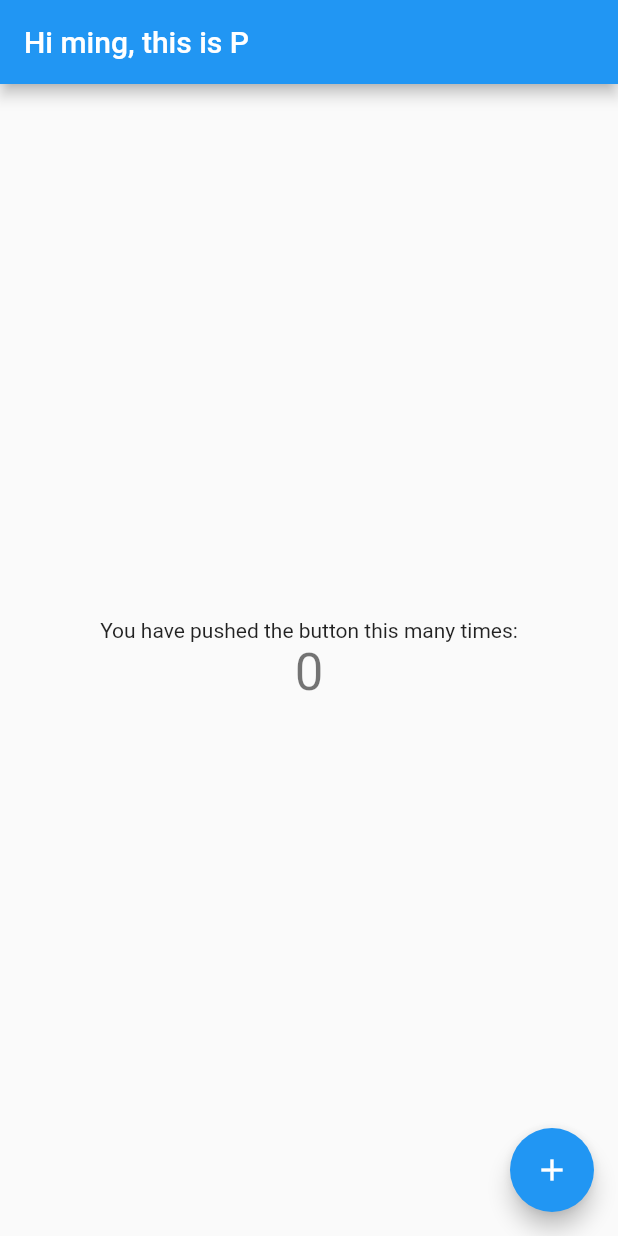
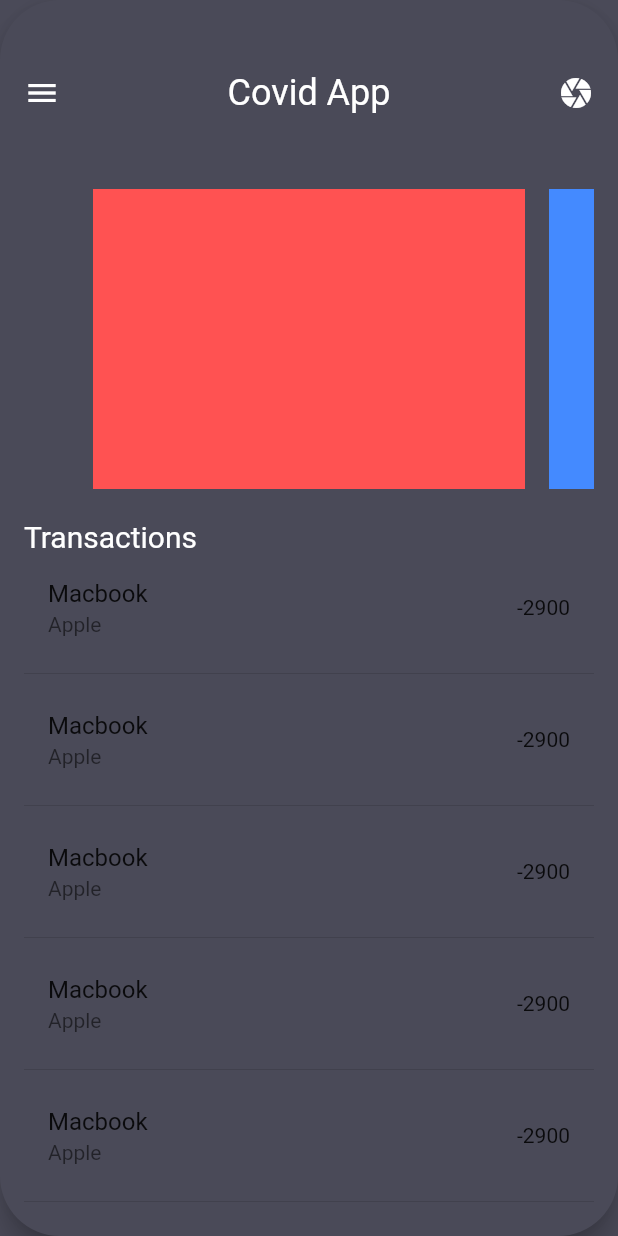
Before and after one commit to SweetSourPeter/MINISeniorDesign-CovidAPP, a Flutter app: the screen it shows after launch, on a phone screen of 412 x 824 dp. Run offline on Flutter 3.47's test engine with Material 2 defaults, Android fonts, the phone set to English and light mode, and no system bars; network calls fail.

Commit message:
added MainMenu

```diff
--- a/lib/main.dart
+++ b/lib/main.dart
@@ -1,3 +1,4 @@
+import 'package:covidapp/mainMenu.dart';
 import 'package:flutter/material.dart';
 
 void main() {
@@ -10,92 +11,7 @@ class MyApp extends StatelessWidget {
   Widget build(BuildContext context) {
     return MaterialApp(
       title: 'Flutter Demo',
-      home: MyHomePage(title: 'Hi ming, this is P'),
+      home: MainMenu(),
     );
   }
 }
-
-class MyHomePage extends StatefulWidget {
-  MyHomePage({Key key, this.title}) : super(key: key);
-
-  // This widget is the home page of your application. It is stateful, meaning
-  // that it has a State object (defined below) that contains fields that affect
-  // how it looks.
-
-  // This class is the configuration for the state. It holds the values (in this
-  // case the title) provided by the parent (in this case the App widget) and
-  // used by the build method of the State. Fields in a Widget subclass are
-  // always marked "final".
-
-  final String title;
-
-  @override
-  _MyHomePageState createState() => _MyHomePageState();
-}
-
-class _MyHomePageState extends State<MyHomePage> {
-  int _counter = 0;
-
-  void _incrementCounter() {
-    setState(() {
-      // This call to setState tells the Flutter framework that something has
-      // changed in this State, which causes it to rerun the build method below
-      // so that the display can reflect the updated values. If we changed
-      // _counter without calling setState(), then the build method would not be
-      // called again, and so nothing would appear to happen.
-      _counter++;
-    });
-  }
-
-  @override
-  Widget build(BuildContext context) {
-    // This method is rerun every time setState is called, for instance as done
-    // by the _incrementCounter method above.
-    //
-    // The Flutter framework has been optimized to make rerunning build methods
-    // fast, so that you can just rebuild anything that needs updating rather
-    // than having to individually change instances of widgets.
-    return Scaffold(
-      appBar: AppBar(
-        // Here we take the value from the MyHomePage object that was created by
-        // the App.build method, and use it to set our appbar title.
-        title: Text(widget.title),
-      ),
-      body: Center(
-        // Center is a layout widget. It takes a single child and positions it
-        // in the middle of the parent.
-        child: Column(
-          // Column is also a layout widget. It takes a list of children and
-          // arranges them vertically. By default, it sizes itself to fit its
-          // children horizontally, and tries to be as tall as its parent.
-          //
-          // Invoke "debug painting" (press "p" in the console, choose the
-          // "Toggle Debug Paint" action from the Flutter Inspector in Android
-          // Studio, or the "Toggle Debug Paint" command in Visual Studio Code)
-          // to see the wireframe for each widget.
-          //
-          // Column has various properties to control how it sizes itself and
-          // how it positions its children. Here we use mainAxisAlignment to
-          // center the children vertically; the main axis here is the vertical
-          // axis because Columns are vertical (the cross axis would be
-          // horizontal).
-          mainAxisAlignment: MainAxisAlignment.center,
-          children: <Widget>[
-            Text(
-              'You have pushed the button this many times:',
-            ),
-            Text(
-              '$_counter',
-              style: Theme.of(context).textTheme.headline4,
-            ),
-          ],
-        ),
-      ),
-      floatingActionButton: FloatingActionButton(
-        onPressed: _incrementCounter,
-        tooltip: 'Increment',
-        child: Icon(Icons.add),
-      ), // This trailing comma makes auto-formatting nicer for build methods.
-    );
-  }
-}
--- /dev/null
+++ b/lib/mainMenu.dart
@@ -0,0 +1,290 @@
+import 'package:flutter/material.dart';
+
+final Color backgroundColor = Color(0xFF4A4A58);
+
+class MainMenu extends StatefulWidget {
+  @override
+  _MainMenuState createState() => _MainMenuState();
+}
+
+class _MainMenuState extends State<MainMenu>
+    with SingleTickerProviderStateMixin {
+  bool isCollapsed = true;
+  double screenWidth, screenHeight;
+  final Duration duration = const Duration(milliseconds: 300);
+  AnimationController _controller;
+  Animation<double> _scaleAnimation;
+  Animation<double> _menuScaleAnimation;
+  Animation<Offset> _slideAnimation;
+
+  @override
+  void initState() {
+    super.initState();
+    _controller = AnimationController(vsync: this, duration: duration);
+    _scaleAnimation = Tween<double>(begin: 1, end: 0.8).animate(_controller);
+    _menuScaleAnimation =
+        Tween<double>(begin: 0.5, end: 1).animate(_controller);
+    _slideAnimation = Tween<Offset>(begin: Offset(-1, 0), end: Offset(0, 0))
+        .animate(_controller);
+  }
+
+  @override
+  void dispose() {
+    _controller.dispose();
+    super.dispose();
+  }
+
+  @override
+  Widget build(BuildContext context) {
+    Size size = MediaQuery.of(context).size;
+    screenHeight = size.height;
+    screenWidth = size.width;
+
+    return Scaffold(
+      backgroundColor: backgroundColor,
+      body: Stack(
+        children: <Widget>[
+          menu(context),
+          dashboard(context),
+        ],
+      ),
+    );
+  }
+
+  Widget menu(context) {
+    return SlideTransition(
+      position: _slideAnimation,
+      child: ScaleTransition(
+        scale: _menuScaleAnimation,
+        child: Padding(
+          padding: const EdgeInsets.only(left: 16.0),
+          child: Align(
+            alignment: Alignment.centerLeft,
+            child: Container(
+              height: screenHeight,
+              width: 0.6 * screenWidth,
+              child: Column(
+                mainAxisAlignment: MainAxisAlignment.center,
+                mainAxisSize: MainAxisSize.max,
+                children: <Widget>[
+                  Container(
+                    // height: screenHeight * 0.25,
+                    child: Center(
+                      child: Column(
+                        children: <Widget>[
+                          CircleAvatar(
+                            backgroundColor: Colors.black,
+                            radius: 50,
+                            backgroundImage: NetworkImage(
+                                'https://upload.wikimedia.org/wikipedia/commons/thumb/3/3a/Cat03.jpg/1200px-Cat03.jpg'),
+                          ),
+                          SizedBox(
+                            height: 5,
+                          ),
+                          Text(
+                            'Peter Wang',
+                            style: TextStyle(color: Colors.black45),
+                          ),
+                          SizedBox(
+                            height: 10,
+                          )
+                        ],
+                      ),
+                    ),
+                  ),
+                  Divider(
+                    thickness: 1,
+                  ),
+                  Container(
+                    // key: globalKey,
+                    width: double.infinity,
+                    // height: screenHeight / 0.5,
+                    child: Column(
+                      children: <Widget>[
+                        MyButton(
+                          text: "Daily Covid Report",
+                          iconData: Icons.report,
+                          textSize: 16,
+                          height: (screenHeight) / 10,
+                        ),
+                        MyButton(
+                          text: "Registry for Covid Test",
+                          iconData: Icons.local_hospital,
+                          textSize: 16,
+                          height: (screenHeight) / 10,
+                        ),
+                        MyButton(
+                          text: "Settings",
+                          iconData: Icons.settings,
+                          textSize: 16,
+                          height: (screenHeight) / 10,
+                        ),
+                        MyButton(
+                          onTap: () {
+                            //TODO
+                          },
+                          text: "Log Out",
+                          iconData: Icons.offline_bolt,
+                          textSize: 16,
+                          height: (screenHeight) / 10,
+                        ),
+                      ],
+                    ),
+                  )
+                ],
+              ),
+            ),
+          ),
+        ),
+      ),
+    );
+  }
+
+  Widget dashboard(context) {
+    return AnimatedPositioned(
+      duration: duration,
+      top: 0,
+      bottom: 0,
+      left: isCollapsed ? 0 : 0.6 * screenWidth,
+      right: isCollapsed ? 0 : -0.2 * screenWidth,
+      child: ScaleTransition(
+        scale: _scaleAnimation,
+        child: Material(
+          animationDuration: duration,
+          borderRadius: BorderRadius.all(Radius.circular(40)),
+          elevation: 8,
+          color: backgroundColor,
+          child: GestureDetector(
+            onTap: () {
+              setState(() {
+                if (isCollapsed)
+                  _controller.forward();
+                else
+                  _controller.reverse();
+
+                isCollapsed = !isCollapsed;
+              });
+            },
+            child: SingleChildScrollView(
+              scrollDirection: Axis.vertical,
+              physics: ClampingScrollPhysics(),
+              child: Container(
+                padding: const EdgeInsets.only(left: 16, right: 16, top: 48),
+                child: Column(
+                  crossAxisAlignment: CrossAxisAlignment.start,
+                  children: <Widget>[
+                    Row(
+                      mainAxisAlignment: MainAxisAlignment.spaceBetween,
+                      mainAxisSize: MainAxisSize.max,
+                      children: [
+                        InkWell(
+                          child: Icon(Icons.menu, color: Colors.white),
+                          onTap: () {
+                            setState(() {
+                              if (isCollapsed)
+                                _controller.forward();
+                              else
+                                _controller.reverse();
+
+                              isCollapsed = !isCollapsed;
+                            });
+                          },
+                        ),
+                        Text("Covid App",
+                            style:
+                                TextStyle(fontSize: 24, color: Colors.white)),
+                        Icon(Icons.camera, color: Colors.white),
+                      ],
+                    ),
+                    SizedBox(height: 50),
+                    Container(
+                      height: 200,
+                      child: PageView(
+                        controller: PageController(viewportFraction: 0.8),
+                        scrollDirection: Axis.horizontal,
+                        pageSnapping: true,
+                        children: <Widget>[
+                          Container(
+                            margin: const EdgeInsets.symmetric(horizontal: 8),
+                            color: Colors.redAccent,
+                            width: 100,
+                          ),
+                          Container(
+                            margin: const EdgeInsets.symmetric(horizontal: 8),
+                            color: Colors.blueAccent,
+                            width: 100,
+                          ),
+                          Container(
+                            margin: const EdgeInsets.symmetric(horizontal: 8),
+                            color: Colors.greenAccent,
+                            width: 100,
+                          ),
+                        ],
+                      ),
+                    ),
+                    SizedBox(height: 20),
+                    Text(
+                      "Transactions",
+                      style: TextStyle(color: Colors.white, fontSize: 20),
+                    ),
+                    ListView.separated(
+                        shrinkWrap: true,
+                        itemBuilder: (context, index) {
+                          return ListTile(
+                            title: Text("Macbook"),
+                            subtitle: Text("Apple"),
+                            trailing: Text("-2900"),
+                          );
+                        },
+                        separatorBuilder: (context, index) {
+                          return Divider(height: 16);
+                        },
+                        itemCount: 10)
+                  ],
+                ),
+              ),
+            ),
+          ),
+        ),
+      ),
+    );
+  }
+}
+
+class MyButton extends StatelessWidget {
+  final String text;
+  final IconData iconData;
+  final double textSize;
+  final double height;
+  final GestureTapCallback onTap;
+
+  MyButton({this.text, this.iconData, this.textSize, this.height, this.onTap});
+
+  @override
+  Widget build(BuildContext context) {
+    // TODO: implement build
+    return MaterialButton(
+      height: height,
+      child: Row(
+        mainAxisAlignment: MainAxisAlignment.start,
+        mainAxisSize: MainAxisSize.max,
+        children: <Widget>[
+          Icon(
+            iconData,
+            color: Colors.black45,
+          ),
+          SizedBox(
+            width: 10,
+          ),
+          Text(
+            text,
+            style: TextStyle(color: Colors.black45, fontSize: textSize),
+          ),
+        ],
+      ),
+      onPressed: () {
+        onTap();
+      },
+    );
+  }
+}
```
